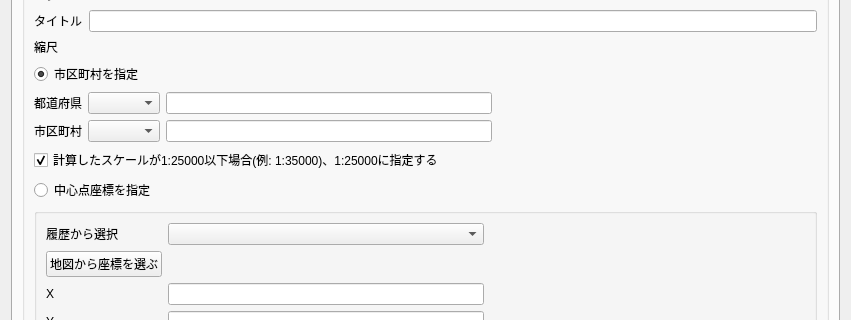
The window that ui/main_window.ui (0712kazu/HazardMapGame_tool) describes before a commit, drawn with Qt 5; both pictures show x 0 to 851 and y 119 to 439 of the 851 by 843 pixel window.
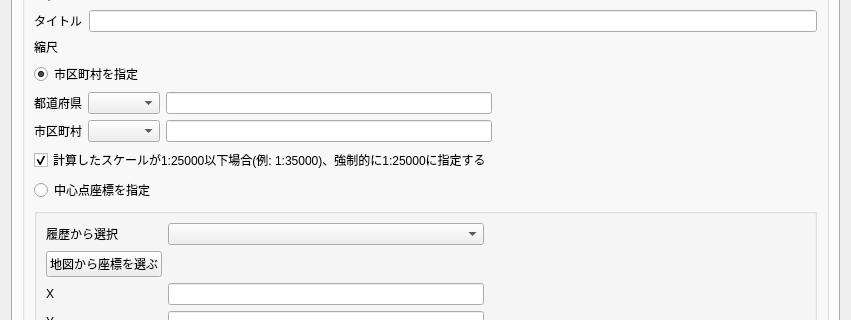
The same window after the commit. The open tabs and pages were chosen to show the change. Custom widgets are drawn as their Qt base class.

What changed in the file:
```diff
--- a/ui/main_window.ui
+++ b/ui/main_window.ui
@@ -437,7 +437,7 @@
           <item>
                 <widget class="QCheckBox" name="fix_city_scale_checkbox">
                 <property name="text">
-                <string>計算したスケールが1:25000以下場合(例: 1:35000)、1:25000に指定する</string>
+                    <string>計算したスケールが1:25000以下場合(例: 1:35000)、強制的に1:25000に指定する</string>
                 </property>
                 <property name="checked">
                 <bool>true</bool>
```
Lines whose indentation alone changed are shown as unchanged.
